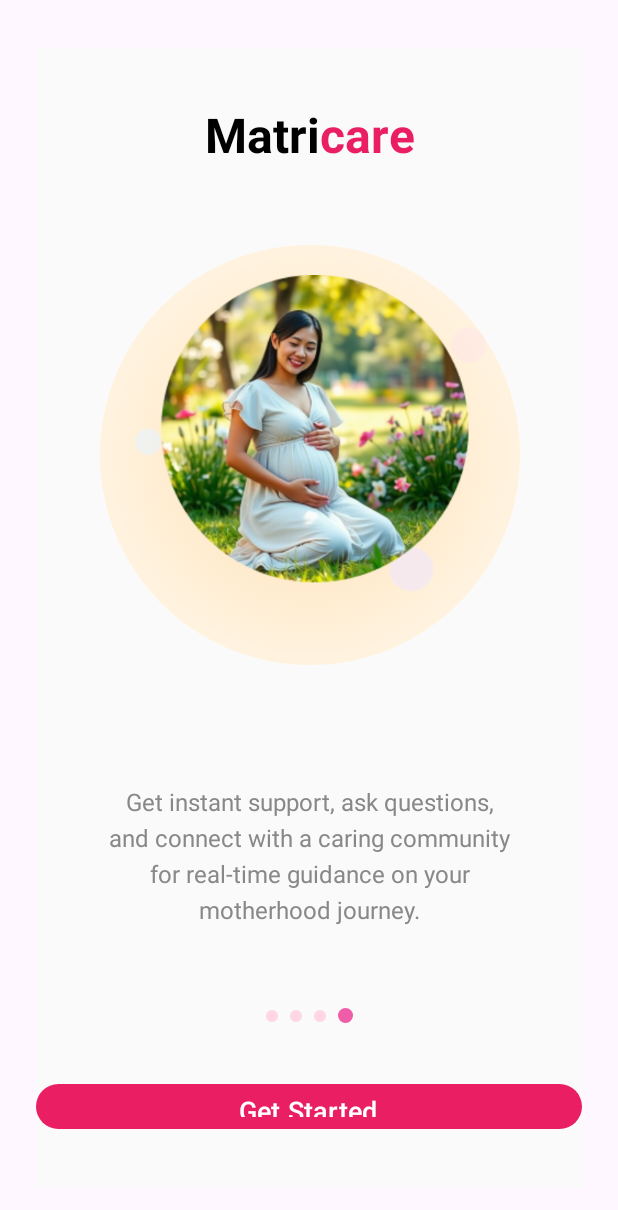
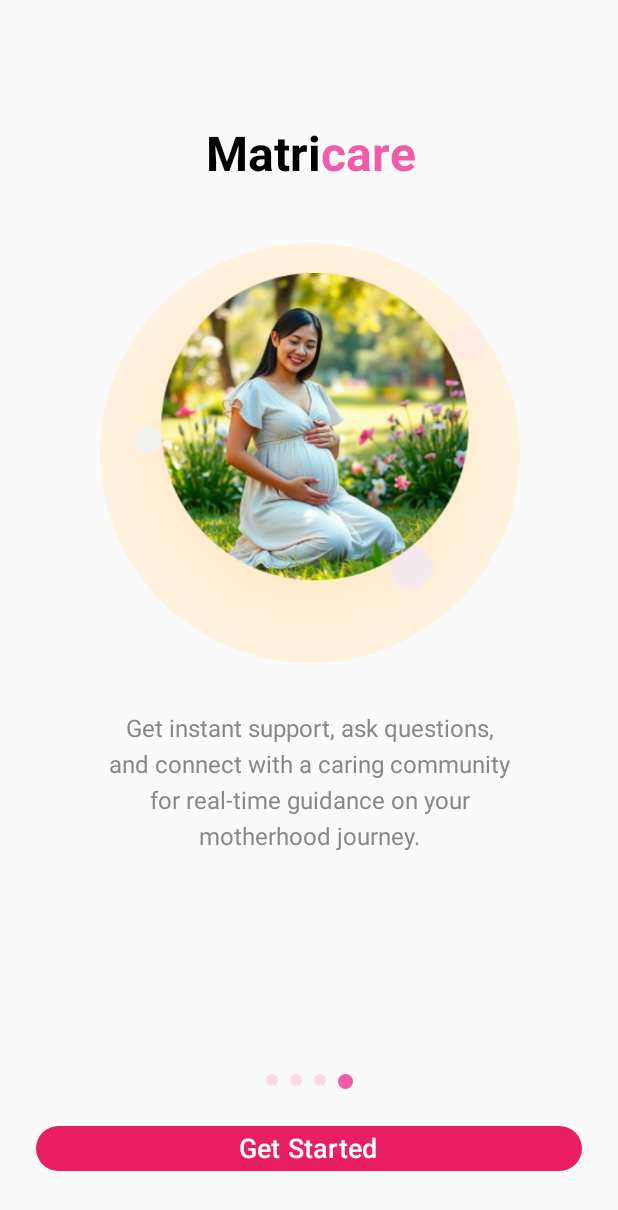
Before and after one commit to Humble-Coders/MatriCareNew, an Android app built with Jetpack Compose: the screen it shows after launch (MainActivity), after a tap on "SKIP", on a phone screen of 412 x 824 dp. Shown: the top 1210 px of the screen. Run offline under Robolectric (Android 15) with nearby library versions, the phone set to English and light mode, and no system bars; our stand-ins replace Firebase (no records; nobody signed in at launch, a user with empty details on screens opened directly).

Commit message:
version 1 for tommy

```diff
--- a/app/src/main/java/com/example/matricareog/screens/welcomescreen/GetStarted.kt
+++ b/app/src/main/java/com/example/matricareog/screens/welcomescreen/GetStarted.kt
@@ -20,7 +20,6 @@ import androidx.compose.ui.text.withStyle
 import androidx.compose.ui.unit.dp
 import androidx.compose.ui.unit.sp
 import com.example.matricareog.R
-
 @Composable
 fun GetStarted(
     onGetStartedClick: () -> Unit,
@@ -30,39 +29,32 @@ fun GetStarted(
     val lightPinkColor = Color(0xFFFFD6E5)
 
     Column(
-        horizontalAlignment = Alignment.CenterHorizontally,
-        verticalArrangement = Arrangement.SpaceBetween,
         modifier = Modifier
             .fillMaxSize()
-            .padding(horizontal = 24.dp, vertical = 32.dp)
             .background(Color(0xFFFAFAFA))
+            .padding(24.dp),
+        horizontalAlignment = Alignment.CenterHorizontally,
+        verticalArrangement = Arrangement.SpaceBetween
     ) {
-        // Top section with logo
+        // Top Section
         Column(
-            horizontalAlignment = Alignment.CenterHorizontally,
-            modifier = Modifier.padding(top = 40.dp)
+            horizontalAlignment = Alignment.CenterHorizontally
         ) {
             Text(
                 text = buildAnnotatedString {
                     withStyle(style = SpanStyle(color = Color.Black)) {
                         append("Matri")
                     }
-                    withStyle(style = SpanStyle(color = Color(0xFFE91E63))) {
+                    withStyle(style = SpanStyle(color = pinkColor)) {
                         append("care")
                     }
                 },
                 fontSize = 32.sp,
                 fontWeight = FontWeight.Bold,
-                textAlign = TextAlign.Center
+                textAlign = TextAlign.Center,
+                modifier = Modifier.padding(top = 60.dp, bottom = 40.dp)
             )
-        }
 
-        // Middle section with image and text
-        Column(
-            horizontalAlignment = Alignment.CenterHorizontally,
-            verticalArrangement = Arrangement.Center,
-            modifier = Modifier.weight(1f)
-        ) {
             Box(
                 contentAlignment = Alignment.Center,
                 modifier = Modifier
@@ -92,23 +84,17 @@ fun GetStarted(
                 color = Color.Gray,
                 textAlign = TextAlign.Center,
                 lineHeight = 24.sp,
-                modifier = Modifier
-                    .padding(horizontal = 16.dp)
-                    .padding(top = 80.dp)
+                modifier = Modifier.padding(horizontal = 16.dp, vertical = 32.dp)
             )
         }
 
-        // Bottom section with indicators and button
+        // Bottom Section
         Column(
-            horizontalAlignment = Alignment.CenterHorizontally,
-            verticalArrangement = Arrangement.Bottom,
-            modifier = Modifier.padding(bottom = 20.dp)
+            horizontalAlignment = Alignment.CenterHorizontally
         ) {
-            // Dynamic page indicators
             Row(
-                horizontalArrangement = Arrangement.spacedBy(8.dp),
-                verticalAlignment = Alignment.CenterVertically,
-                modifier = Modifier.padding(bottom = 40.dp)
+                modifier = Modifier.padding(bottom = 24.dp),
+                horizontalArrangement = Arrangement.spacedBy(8.dp)
             ) {
                 repeat(4) { index ->
                     Box(
@@ -129,7 +115,12 @@ fun GetStarted(
                 modifier = Modifier
                     .fillMaxWidth()
                     .height(50.dp)
-                    .padding(bottom = 20.dp)
+                    .padding(bottom = 20.dp),
+                contentPadding = PaddingValues()
+            ) {
+                Box(
+                    modifier = Modifier.fillMaxSize(),
+                    contentAlignment = Alignment.Center
                 ) {
                     Text(
                         text = "Get Started",
@@ -138,12 +129,6 @@ fun GetStarted(
                         color = Color.White
                     )
                 }
-
-            Box(
-                contentAlignment = Alignment.Center,
-                modifier = Modifier.fillMaxWidth()
-            ) {
-
             }
         }
     }
--- a/app/src/main/java/com/example/matricareog/screens/welcomescreen/WelcomeScreen01.kt
+++ b/app/src/main/java/com/example/matricareog/screens/welcomescreen/WelcomeScreen01.kt
@@ -29,11 +29,10 @@ fun WelcomeScreenone(
     onNextClicked: () -> Unit,
     currentPageIndex: Int
 ) {
-    // Define colors
     val pinkColor = Color(0xFFEF5DA8)
     val lightPinkColor = Color(0xFFFFD6E5)
-    val backgroundCircleColor1 = Color(0xFFF0F4FF)  // Light blue
-    val backgroundCircleColor2 = Color(0xFFFFF0F7)  // Very light pink
+    val backgroundCircleColor1 = Color(0xFFF0F4FF)
+    val backgroundCircleColor2 = Color(0xFFFFF0F7)
 
     Box(
         modifier = Modifier
@@ -41,7 +40,7 @@ fun WelcomeScreenone(
             .background(Color.White)
             .padding(24.dp)
     ) {
-        // Background decoration circles (subtle)
+        // Decorative circles
         Box(
             modifier = Modifier
                 .size(100.dp)
@@ -62,14 +61,16 @@ fun WelcomeScreenone(
 
         Column(
             modifier = Modifier.fillMaxSize(),
+            horizontalAlignment = Alignment.CenterHorizontally,
+            verticalArrangement = Arrangement.SpaceBetween
+        ) {
+            // Top section
+            Column(
                 horizontalAlignment = Alignment.CenterHorizontally
             ) {
-            Spacer(modifier = Modifier.height(60.dp))
-
-            // Logo text
                 Row(
-                modifier = Modifier.padding(bottom = 40.dp),
-                verticalAlignment = Alignment.CenterVertically
+                    verticalAlignment = Alignment.CenterVertically,
+                    modifier = Modifier.padding(top = 60.dp, bottom = 40.dp)
                 ) {
                     Text(
                         text = "Matri",
@@ -85,7 +86,6 @@ fun WelcomeScreenone(
                     )
                 }
 
-            // Circular image
                 Image(
                     painter = painterResource(id = R.drawable.welcomescreen01),
                     contentDescription = "Pregnant woman",
@@ -95,32 +95,29 @@ fun WelcomeScreenone(
                     contentScale = ContentScale.Crop
                 )
 
-            Spacer(modifier = Modifier.height(40.dp))
-
-            // Welcome text
                 Text(
                     text = "Welcome",
                     fontSize = 28.sp,
                     fontWeight = FontWeight.Bold,
-                color = Color.Black
+                    color = Color.Black,
+                    modifier = Modifier.padding(top = 32.dp)
                 )
 
-            Spacer(modifier = Modifier.height(16.dp))
-
-            // Description text
                 Text(
                     text = "Welcome to Matricare, your companion through every step of your pregnancy journey.",
                     fontSize = 16.sp,
                     color = Color.Gray,
                     textAlign = TextAlign.Center,
-                modifier = Modifier.padding(horizontal = 16.dp)
+                    modifier = Modifier.padding(horizontal = 16.dp, vertical = 16.dp)
                 )
+            }
 
-            Spacer(modifier = Modifier.weight(1f))
-
-            // Pagination dots
+            // Bottom section
+            Column(
+                horizontalAlignment = Alignment.CenterHorizontally
+            ) {
                 Row(
-                modifier = Modifier.padding(bottom = 40.dp),
+                    modifier = Modifier.padding(bottom = 24.dp),
                     horizontalArrangement = Arrangement.spacedBy(8.dp)
                 ) {
                     repeat(4) { index ->
@@ -128,24 +125,19 @@ fun WelcomeScreenone(
                             modifier = Modifier
                                 .size(if (index == currentPageIndex) 10.dp else 8.dp)
                                 .clip(CircleShape)
-                            .background(
-                                if (index == currentPageIndex) Color(0xFFEF5DA8) // pinkColor
-                                else Color(0xFFFFD6E5) // lightPinkColor
-                            )
+                                .background(if (index == currentPageIndex) pinkColor else lightPinkColor)
                         )
                     }
                 }
 
-            // Bottom buttons
                 Row(
-                modifier = Modifier.fillMaxWidth(),
+                    modifier = Modifier
+                        .fillMaxWidth()
+                        .padding(horizontal = 8.dp),
                     horizontalArrangement = Arrangement.SpaceBetween,
                     verticalAlignment = Alignment.CenterVertically
                 ) {
-                // Skip button
-                TextButton(
-                    onClick = onSkipClicked
-                ) {
+                    TextButton(onClick = onSkipClicked) {
                         Text(
                             text = "SKIP",
                             color = Color.Gray,
@@ -154,7 +146,6 @@ fun WelcomeScreenone(
                         )
                     }
 
-                // Next button
                     Button(
                         onClick = onNextClicked,
                         modifier = Modifier
@@ -173,8 +164,7 @@ fun WelcomeScreenone(
                         )
                     }
                 }
-
-
             }
         }
     }
+}
```
Also changed, not shown: app/src/main/java/com/example/matricareog/loginsignupscreen/LoginSignupopt.kt (+8 -0 lines), app/src/main/java/com/example/matricareog/repository/MedicalHistoryRepository.kt (+0 -99 lines), app/src/main/java/com/example/matricareog/repository/UserRepository.kt (+4 -4 lines), app/src/main/java/com/example/matricareog/viewmodels/AuthViewModel.kt (+5 -5 lines), app/src/main/java/com/example/matricareog/viewmodels/MatriCareViewModel.kt (+1 -14 lines), app/src/main/java/com/example/matricareog/viewmodels/MedicalHistoryViewModel.kt (+1 -242 lines), app/src/main/java/com/example/matricareog/viewmodels/ReportAnalysisViewModel.kt (+6 -40 lines). Lines whose indentation alone changed are shown as unchanged.
